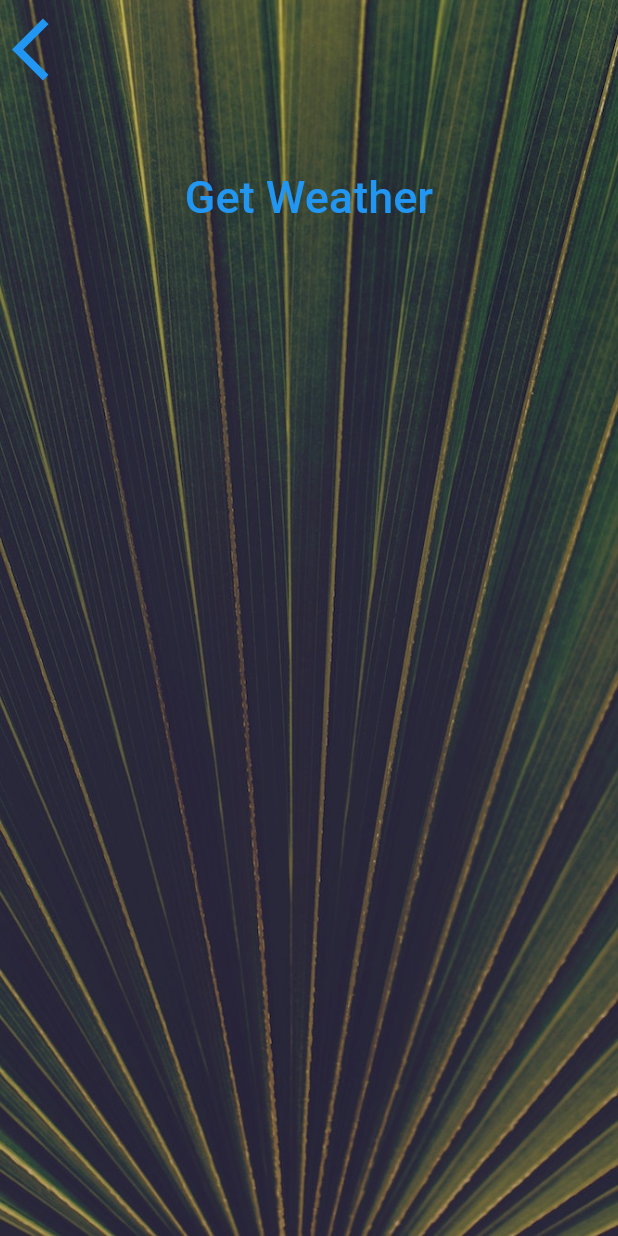
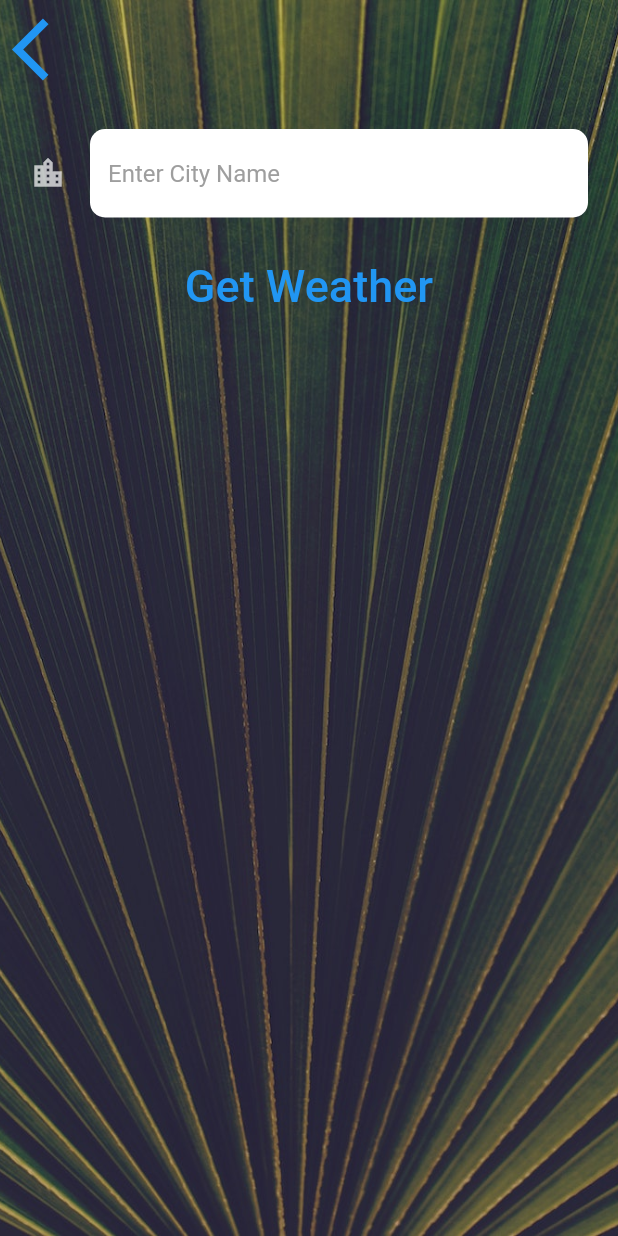
Before and after one commit to Mussa-Adolai/Cilma-Mussa, a Flutter app: the CityScreen screen opened directly, on a phone screen of 412 x 824 dp. Run offline on Flutter 3.47's test engine with Material 2 defaults, Android fonts, the phone set to English and light mode, and no system bars; our stand-ins replace flutter_spinkit, geolocator; Roboto replaces fonts that are missing (Spartan MB).

Commit message:
Add Text Field

```diff
--- a/lib/screens/city_screen.dart
+++ b/lib/screens/city_screen.dart
@@ -11,6 +11,7 @@ class CityScreen extends StatefulWidget {
 }
 
 class _CityScreenState extends State<CityScreen> {
+  late String cityName;
   @override
   Widget build(BuildContext context) {
     return Scaffold(
@@ -28,7 +29,9 @@ class _CityScreenState extends State<CityScreen> {
               Align(
                 alignment: Alignment.topLeft,
                 child: TextButton(
-                  onPressed: () {},
+                  onPressed: () {
+                    Navigator.pop(context);
+                  },
                   child: Icon(
                     Icons.arrow_back_ios,
                     size: 50.0,
@@ -37,10 +40,20 @@ class _CityScreenState extends State<CityScreen> {
               ),
               Container(
                 padding: EdgeInsets.all(20.0),
-                child: null,
+                child: TextField(
+                  style: TextStyle(
+                    color: Colors.black,
+                  ),
+                  decoration: kInputFieledTextDecoration,
+                  onChanged: (value) {
+                    cityName = value;
+                  },
+                ),
               ),
               TextButton(
-                onPressed: () {},
+                onPressed: () {
+                  Navigator.pop(context, cityName);
+                },
                 child: Text(
                   'Get Weather',
                   style: kButtonTextStyle,
--- a/lib/utilities/constants.dart
+++ b/lib/utilities/constants.dart
@@ -18,3 +18,20 @@ const kButtonTextStyle = TextStyle(
 const kConditionTextStyle = TextStyle(
   fontSize: 70.0,
 );
+const kInputFieledTextDecoration = InputDecoration(
+  filled: true,
+  fillColor: Colors.white,
+  icon: Icon(
+    Icons.location_city,
+  ),
+  border: OutlineInputBorder(
+    borderRadius: BorderRadius.all(
+      Radius.circular(10.0),
+    ),
+    borderSide: BorderSide.none,
+  ),
+  hintText: 'Enter City Name',
+  hintStyle: TextStyle(
+    color: Colors.grey,
+  ),
+);
```
Also changed, not shown: lib/screens/location_screen.dart (+12 -2 lines), lib/services/weather.dart (+8 -0 lines).
